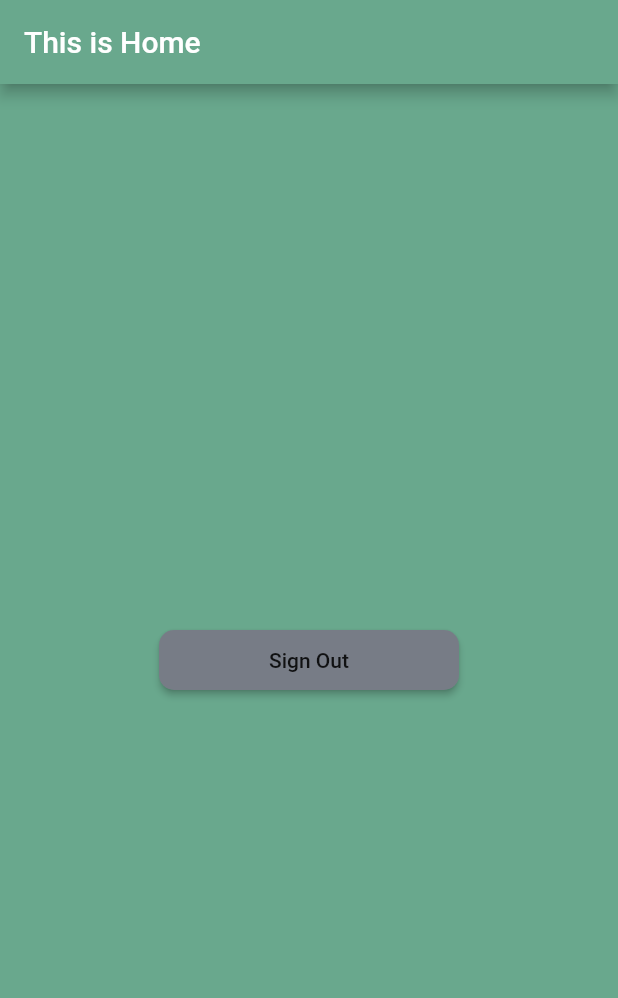
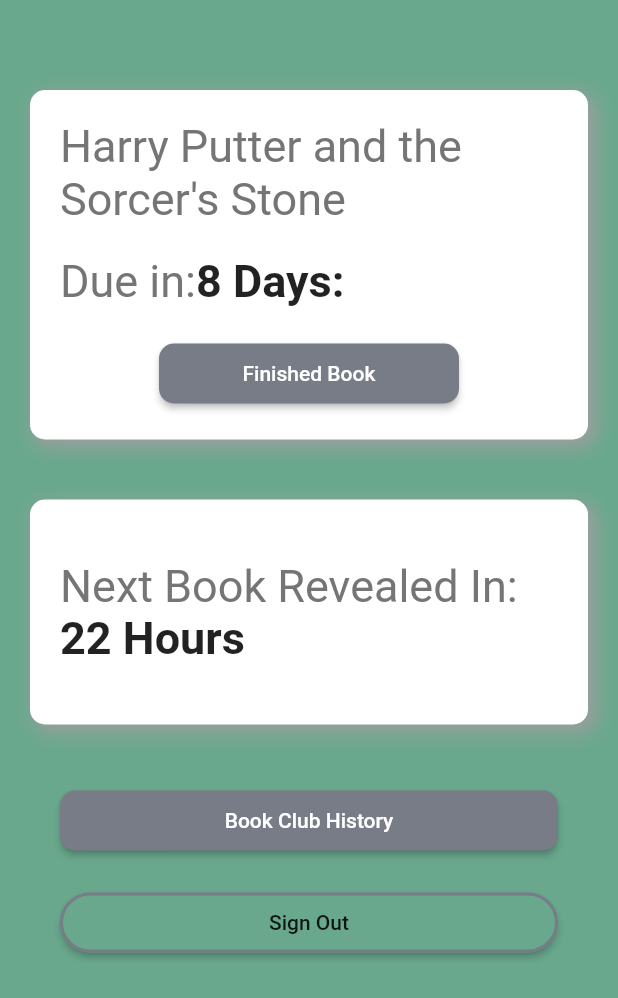
Before and after one commit to jhsc/BookDub, a Flutter app: the HomeScreen screen opened directly, on a phone screen of 412 x 824 dp. Shown: the top 998 px of the screen. Run offline on Flutter 3.47's test engine with Material 2 defaults, Android fonts, the phone set to English and light mode, and no system bars; our stand-ins replace cloud_firestore, firebase_auth, firebase_core, google_sign_in; accounts and stored records are empty.

Commit message:
Added home screen

```diff
--- a/lib/screens/home/home.dart
+++ b/lib/screens/home/home.dart
@@ -1,5 +1,6 @@
 import 'package:book_dub/screens/root/root.dart';
 import 'package:book_dub/states/currentUser.dart';
+import 'package:book_dub/widgets/our_container.dart';
 import 'package:flutter/material.dart';
 import 'package:provider/provider.dart';
 
@@ -22,15 +23,117 @@ class HomeScreen extends StatelessWidget {
   @override
   Widget build(BuildContext context) {
     return Scaffold(
-      appBar: AppBar(
-        title: Text("This is Home"),
-      ),
-      body: Center(
-        child: RaisedButton(
-          child: Text("Sign Out"),
-          onPressed: () => _signOut(context),
+        body: ListView(
+      children: <Widget>[
+        SizedBox(
+          height: 40,
         ),
-      ),
-    );
+        Padding(
+          padding: const EdgeInsets.all(20.0),
+          child: OurContainer(
+            child: Column(
+              children: <Widget>[
+                Text(
+                  "Harry Putter and the Sorcer's Stone",
+                  style: TextStyle(
+                    fontSize: 30,
+                    color: Colors.grey[600],
+                  ),
+                ),
+                Padding(
+                  padding: const EdgeInsets.symmetric(
+                    vertical: 20.0,
+                  ),
+                  child: Row(
+                    children: <Widget>[
+                      Text(
+                        "Due in:",
+                        style: TextStyle(
+                          fontSize: 30,
+                          color: Colors.grey[600],
+                        ),
+                      ),
+                      Text(
+                        "8 Days:",
+                        style: TextStyle(
+                          fontSize: 30,
+                          fontWeight: FontWeight.bold,
+                        ),
+                      ),
+                    ],
+                  ),
+                ),
+                RaisedButton(
+                  child: Text(
+                    "Finished Book",
+                    style: TextStyle(
+                      color: Colors.white,
+                    ),
+                  ),
+                  onPressed: () {},
+                ),
+              ],
+            ),
+          ),
+        ),
+        Padding(
+          padding: const EdgeInsets.all(20.0),
+          child: OurContainer(
+            child: Padding(
+              padding: const EdgeInsets.symmetric(
+                vertical: 20.0,
+              ),
+              child: Column(
+                crossAxisAlignment: CrossAxisAlignment.start,
+                children: [
+                  Text(
+                    "Next Book Revealed In:",
+                    style: TextStyle(
+                      fontSize: 30,
+                      color: Colors.grey[600],
+                    ),
+                  ),
+                  Text(
+                    "22 Hours",
+                    style: TextStyle(
+                      fontSize: 30,
+                      fontWeight: FontWeight.bold,
+                    ),
+                  ),
+                ],
+              ),
+            ),
+          ),
+        ),
+        Padding(
+          padding: const EdgeInsets.symmetric(
+            horizontal: 40.0,
+            vertical: 20.0,
+          ),
+          child: RaisedButton(
+            child: Text(
+              "Book Club History",
+              style: TextStyle(color: Colors.white),
+            ),
+            onPressed: () {},
+          ),
+        ),
+        Padding(
+          padding: const EdgeInsets.symmetric(horizontal: 40.0),
+          child: RaisedButton(
+            child: Text("Sign Out"),
+            onPressed: () => _signOut(context),
+            color: Theme.of(context).canvasColor,
+            shape: RoundedRectangleBorder(
+              borderRadius: BorderRadius.circular(20.0),
+              side: BorderSide(
+                color: Theme.of(context).secondaryHeaderColor,
+                width: 2,
+              ),
+            ),
+          ),
+        ),
+      ],
+    ));
   }
 }
```
Also changed, not shown: lib/screens/login/login.dart (+10 -0 lines).
